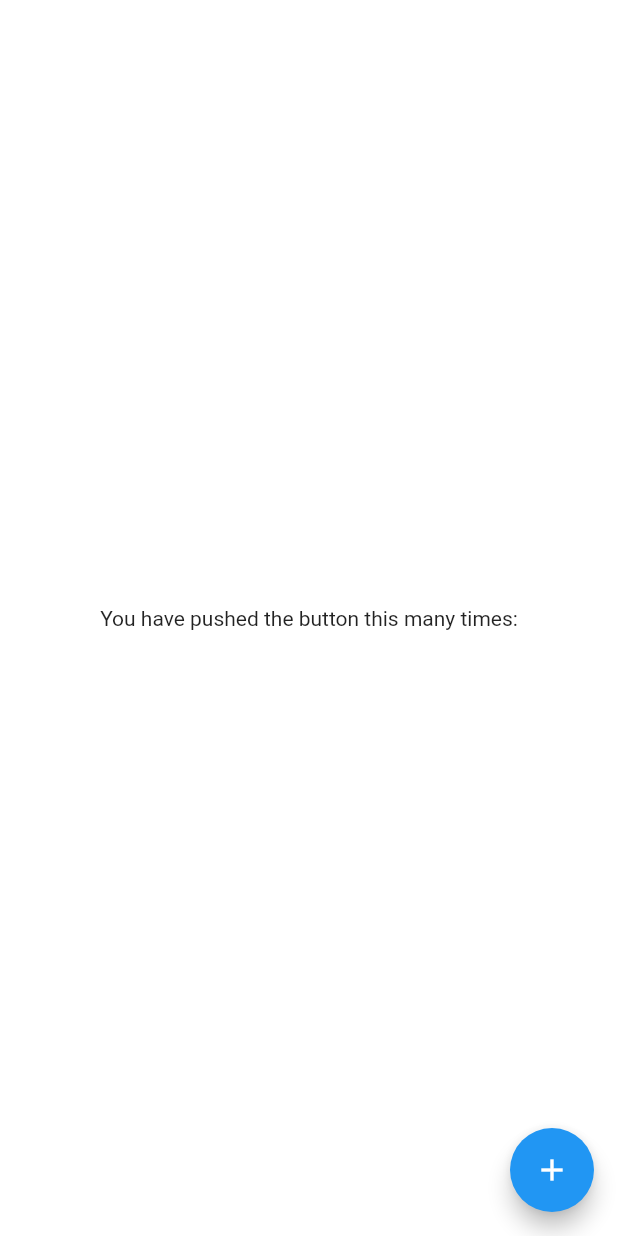
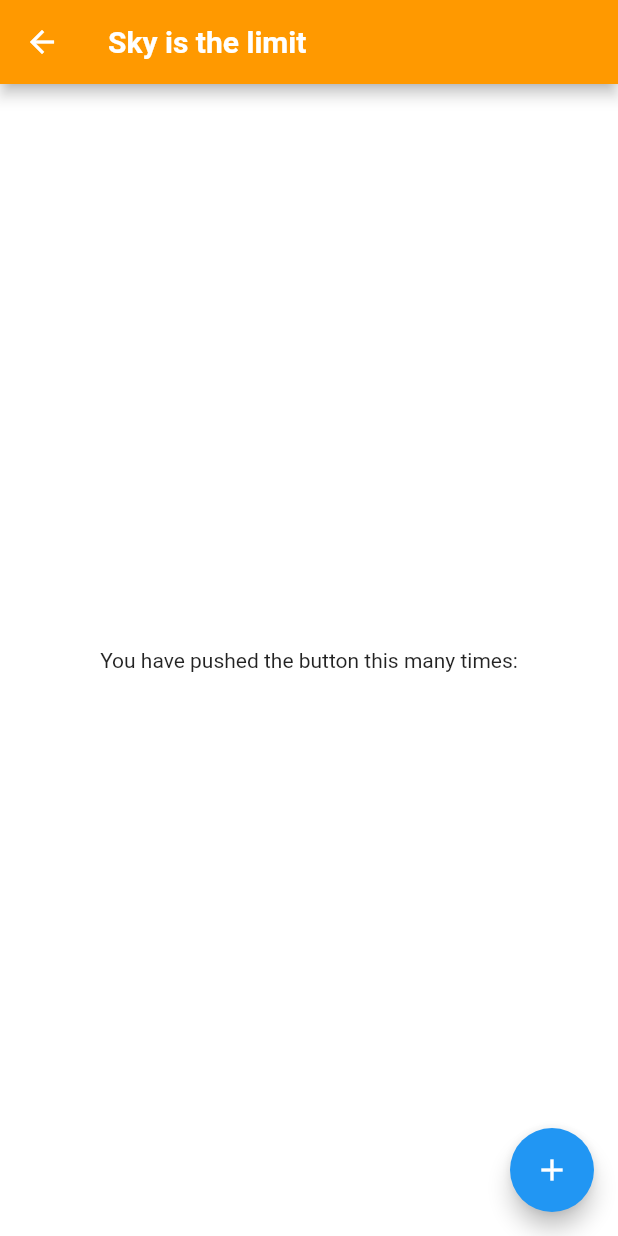
Before and after one commit to mjasinski-iteo/SkyIsTheLimit-Proivder, a Flutter app: the ListPage screen opened by its route, on a phone screen of 412 x 824 dp. Run offline on Flutter 3.47's test engine with Material 2 defaults, Android fonts, the phone set to English and light mode, and no system bars.

```diff
--- a/sky_is_the_limit_provider/lib/presentation/list/list_page.dart
+++ b/sky_is_the_limit_provider/lib/presentation/list/list_page.dart
@@ -13,6 +13,9 @@ class _ListState extends State<ListPage> {
   @override
   Widget build(BuildContext context) {
     return Scaffold(
+      appBar: AppBar(
+        title: Text("Sky is the limit"),
+      ),
       body: Center(
         child: Column(
           mainAxisAlignment: MainAxisAlignment.center,
--- a/sky_is_the_limit_provider/lib/presentation/splash/splash_page.dart
+++ b/sky_is_the_limit_provider/lib/presentation/splash/splash_page.dart
@@ -30,7 +30,7 @@ class _SplashState extends State<SplashPage> {
   @override
   void didUpdateWidget(SplashPage oldWidget) {
     Timer(Duration(seconds: SPLASH_DURATION), () {
-      Navigator.pushNamed(context, LIST);
+      Navigator.of(context).pushNamedAndRemoveUntil(LIST, (route) => false);
     });
   }
 }
```
